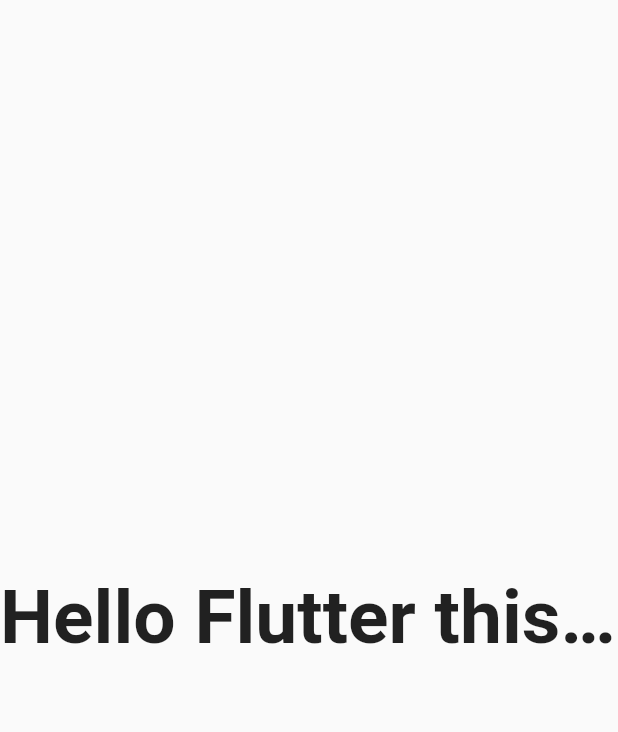
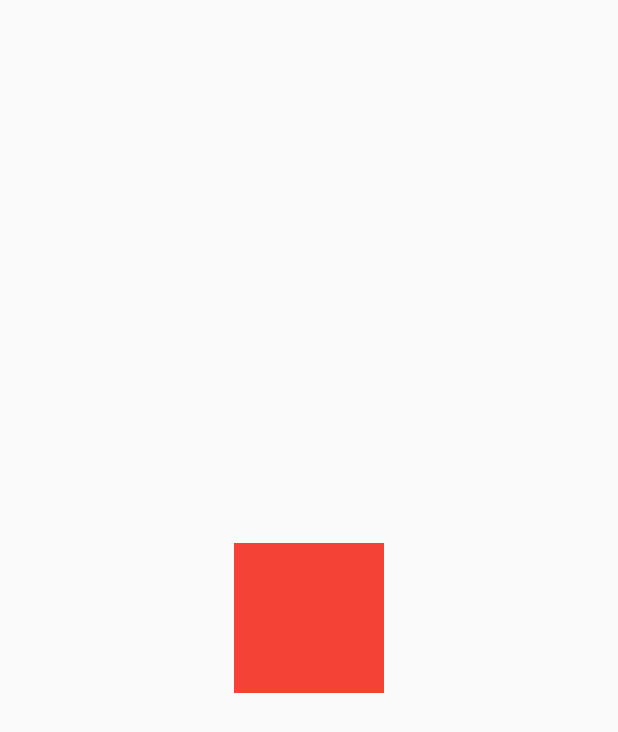
Before and after one commit to Amar-Gill/flutter-quizapp, a Flutter app: the screen it shows after launch, on a phone screen of 412 x 824 dp. Shown: the top 732 px of the screen. Run offline on Flutter 3.47's test engine with Material 2 defaults, Android fonts, the phone set to English and light mode, and no system bars.

```diff
--- a/lib/main.dart
+++ b/lib/main.dart
@@ -11,21 +11,13 @@ class MyApp extends StatelessWidget {
     return MaterialApp(
       home: Scaffold(
         body: Center(
-          child: Row(
-            children: <Widget>[
-              Expanded(
-                child: Container(
-                  child: Text(
-                    'Hello Flutter this text is too long',
-                    overflow: TextOverflow.ellipsis,
-                    style: TextStyle(
-                      fontSize: 50,
-                      fontWeight: FontWeight.bold,
-                    ),
-                  ),
-                ),
-              )
-            ],
+          child: GestureDetector(
+            onTap: () => print('Tap Tap Tap Tap Tap'),
+            child: Container(
+              height: 100,
+              width: 100,
+              color: Colors.red,
+            ),
           ),
         ),
       ),
```
